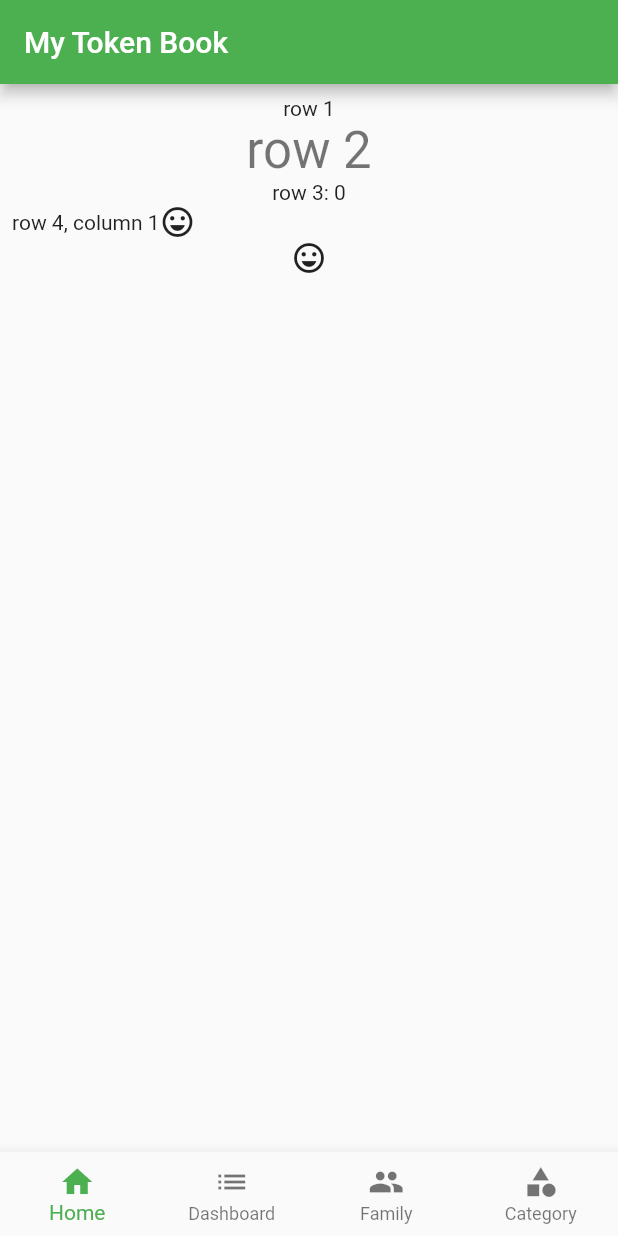
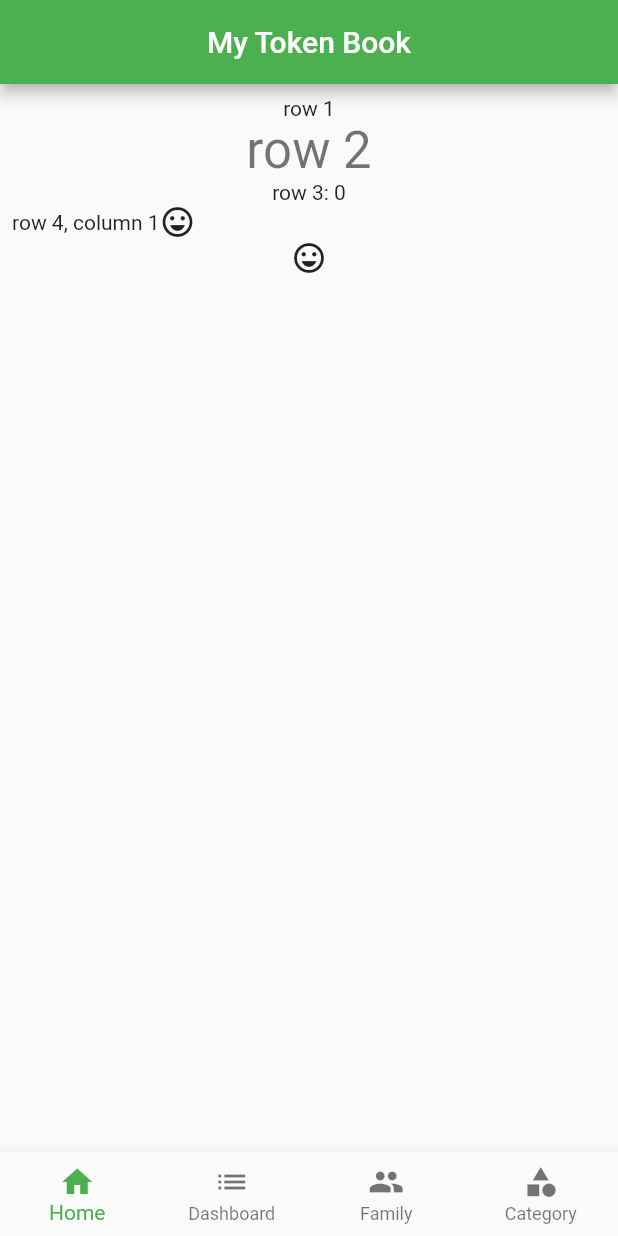
Before and after one commit to shinucla/mean-token-book, a Flutter app: the screen it shows after launch, on a phone screen of 412 x 824 dp. Run offline on Flutter 3.47's test engine with Material 2 defaults, Android fonts, the light colour scheme and no system bars; our stand-ins replace equatable.

Commit message:
adding http package

```diff
--- a/flutter/my_token_book/lib/components/main_page.component.dart
+++ b/flutter/my_token_book/lib/components/main_page.component.dart
@@ -1,5 +1,8 @@
 import 'package:flutter/material.dart';
 import './home.component.dart';
+import './dashboard.component.dart';
+import './family.component.dart';
+import './category.component.dart';
 
 class MainPageComponent extends StatefulWidget {
   // super class with contructor takes an optional parameter: key (type of Key)
@@ -19,12 +22,13 @@ class _ComponentState extends State<MainPageComponent> {
   Widget build(BuildContext context) {
 
     return Scaffold(
-
       appBar: AppBar(
-        title: Text(widget.title) // widget: for referencing parent widget
+        title: Center(
+          child: Text(widget.title, textAlign: TextAlign.center) // widget: for referencing parent widget
+        )
       ),
 
-      body: new HomeComponent( counter: _counter ),
+      body: _getWidgetComponent(this._bottomNavIndex),
 
       bottomNavigationBar: new BottomNavigationBar(
         currentIndex: this._bottomNavIndex,
@@ -49,27 +53,31 @@ class _ComponentState extends State<MainPageComponent> {
 	  )],
 
 	onTap: (int index) {
-	  //this._counter+=index;
-	  //this._bottomNavIndex = index;
-	  //setState(() {});
-	  setState(() {
+          setState(() {
 	    this._counter+=index;
 	    this._bottomNavIndex = index;
 	  });
         },
-
       ),
 
     );
 
   }
 
+  Widget _getWidgetComponent(int index) {
+    switch (index) {
+    case 0: return new HomeComponent( counter: this._counter );
+    case 1: return new DashboardComponent();
+    case 2: return new FamilyComponent();
+    case 3: return new CategoryComponent();
+    default: return new HomeComponent( counter: this._counter );
+    }
+  }
+
   void _incrementCounter() {
-    //setState(() {
-    //  _counter++;
-    //});
-
-    setState(() => _counter++);
+    setState(() {
+      _counter++;
+    });
   }
 
 }
--- a/flutter/my_token_book/lib/main.dart
+++ b/flutter/my_token_book/lib/main.dart
@@ -3,7 +3,7 @@ import './components/main_page.component.dart';
 
 void main() {
   runApp(new MaterialApp(
-    home: MainPageComponent(title: 'My Token Book'),
+    home: new MainPageComponent(title: 'My Token Book'),
     theme: ThemeData(
       primarySwatch: Colors.green,
     )
--- a/flutter/my_token_book/pubspec.yaml
+++ b/flutter/my_token_book/pubspec.yaml
@@ -19,6 +19,7 @@ environment:
 dependencies:
   flutter:
     sdk: flutter
+  http: <latest_version>
 
   # The following adds the Cupertino Icons font to your application.
   # Use with the CupertinoIcons class for iOS style icons.
```
Also changed, not shown: flutter/my_token_book/lib/components/category.component.dart (added, +31 -0 lines), flutter/my_token_book/lib/components/dashboard.component.dart (added, +31 -0 lines), flutter/my_token_book/lib/components/family.component.dart (added, +31 -0 lines), flutter/my_token_book/lib/models/auth.state.dart (added, +13 -0 lines).
